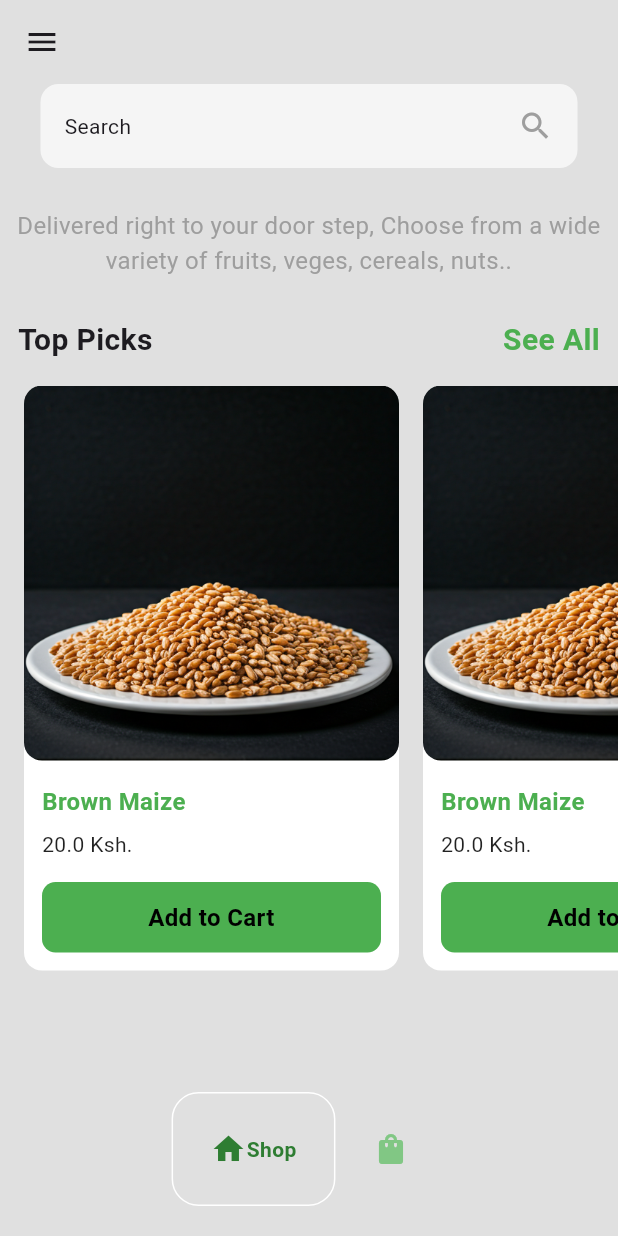
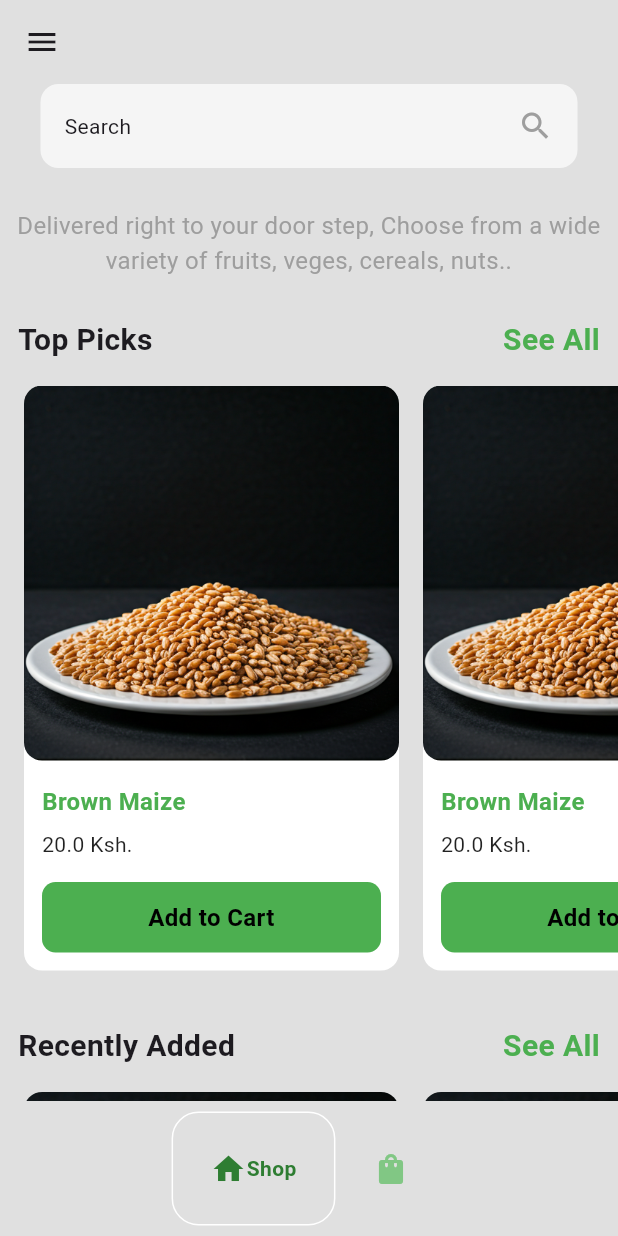
Before and after one commit to gflexx/minimal_ecommerce_app, a Flutter app: the HomePage screen opened directly, on a phone screen of 412 x 824 dp. Run offline on Flutter 3.47's test engine with Material 3 defaults, Android fonts, the light colour scheme and no system bars; drawn by our look-alikes of google_nav_bar.

Commit message:
Updated shop page with recent items

```diff
--- a/lib/components/bottom_nav_bar.dart
+++ b/lib/components/bottom_nav_bar.dart
@@ -9,7 +9,7 @@ class BottomNavBar extends StatelessWidget {
   @override
   Widget build(BuildContext context) {
     return Container(
-      padding: EdgeInsets.symmetric(horizontal: 16, vertical: 20),
+      padding: EdgeInsets.symmetric(horizontal: 16, vertical: 7),
       child: GNav(
         color: Colors.green[300],
         activeColor: Colors.green[800],
--- a/lib/pages/shop_page.dart
+++ b/lib/pages/shop_page.dart
@@ -12,7 +12,8 @@ class ShopPage extends StatefulWidget {
 class _ShopPageState extends State<ShopPage> {
   @override
   Widget build(BuildContext context) {
-    return Column(
+    return SingleChildScrollView(
+      child: Column(
         children: [
           // search bar
           Container(
@@ -69,6 +70,52 @@ class _ShopPageState extends State<ShopPage> {
 
           SizedBox(height: 16),
 
+          // item list, horizontal list view
+          SizedBox(
+            height: 390,
+            child: ListView.builder(
+              itemCount: 4,
+              scrollDirection: Axis.horizontal,
+              itemBuilder: (context, index) {
+                return ItemTile(
+                  item: Item(
+                    name: 'Brown Maize',
+                    description: 'Lorem ispum something seems improtant or not',
+                    price: 20,
+                    imageUrl: 'images/cereals.png',
+                  ),
+                );
+              },
+            ),
+          ),
+
+          SizedBox(height: 36),
+
+          // hot picks
+          Padding(
+            padding: const EdgeInsets.symmetric(horizontal: 12),
+            child: Row(
+              mainAxisAlignment: MainAxisAlignment.spaceBetween,
+              children: [
+                Text(
+                  'Recently Added',
+                  style: TextStyle(fontWeight: FontWeight.bold, fontSize: 20),
+                ),
+                Text(
+                  'See All',
+                  style: TextStyle(
+                    fontWeight: FontWeight.bold,
+                    color: Colors.green,
+                    fontSize: 20,
+                  ),
+                ),
+              ],
+            ),
+          ),
+
+          SizedBox(height: 16),
+
+          // item list, horizontal list view
           SizedBox(
             height: 390,
             child: ListView.builder(
@@ -87,6 +134,7 @@ class _ShopPageState extends State<ShopPage> {
             ),
           ),
         ],
+      ),
     );
   }
 }
```
Lines whose indentation alone changed are shown as unchanged.
